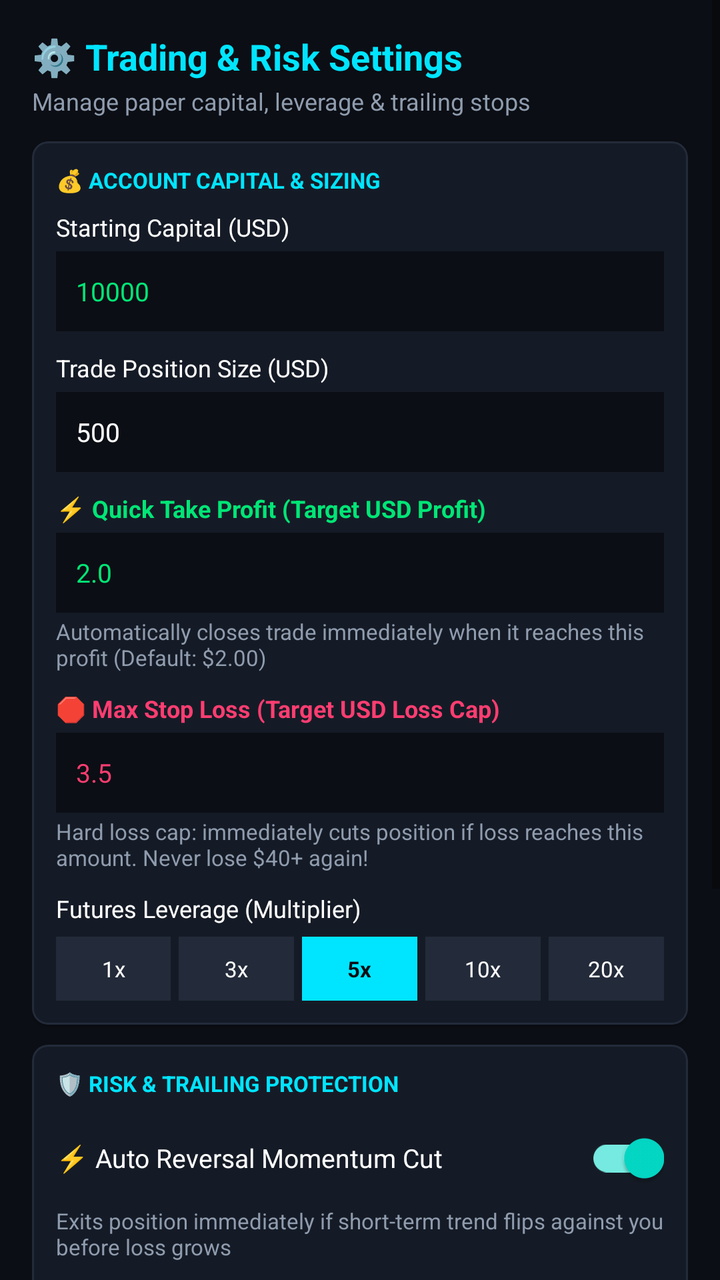
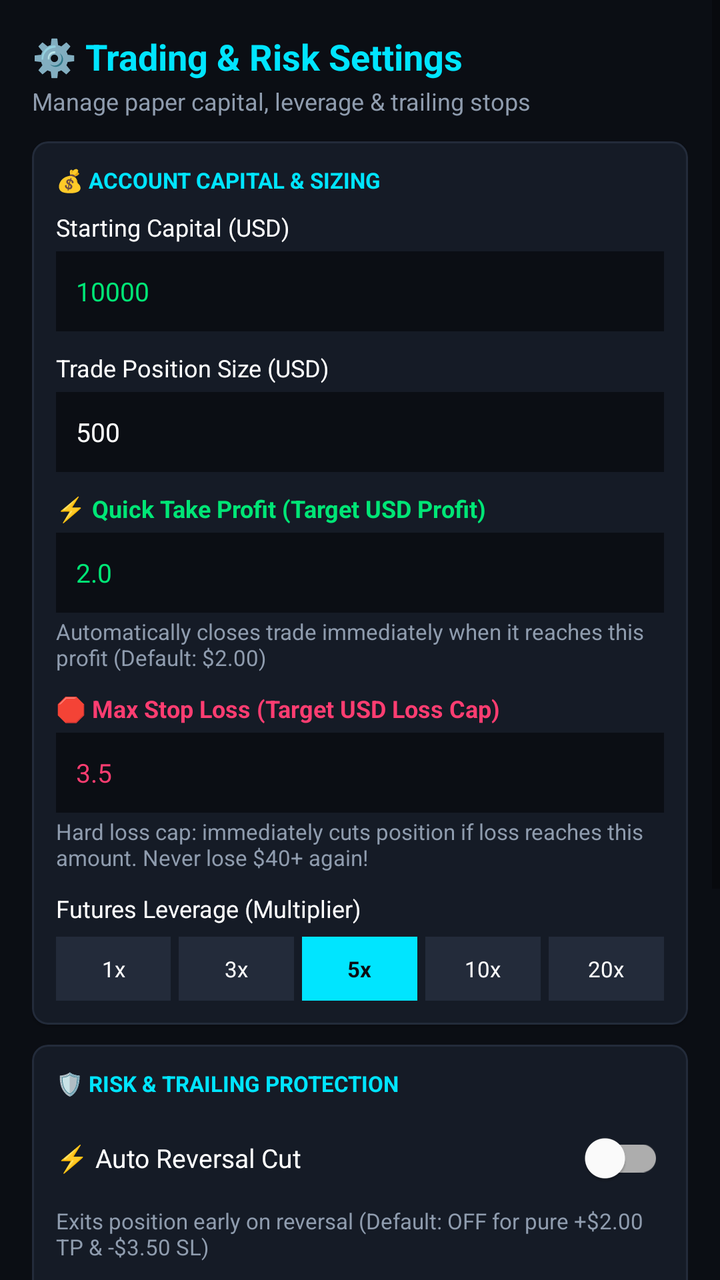

Before-and-after screenshots of an Android layout around one commit, followed by the original layout XML and the change that was made.
<!-- AndroidManifest.xml: application theme Theme.CryptoSentinel -->
<!-- res/layout/dialog_settings.xml -->
<?xml version="1.0" encoding="utf-8"?>
<ScrollView xmlns:android="http://schemas.android.com/apk/res/android"
    xmlns:app="http://schemas.android.com/apk/res-auto"
    android:layout_width="match_parent"
    android:layout_height="wrap_content"
    android:background="@color/bg_dark">

    <LinearLayout
        android:layout_width="match_parent"
        android:layout_height="wrap_content"
        android:orientation="vertical"
        android:padding="16dp">

        
        <TextView
            android:layout_width="wrap_content"
            android:layout_height="wrap_content"
            android:text="⚙️ Trading &amp; Risk Settings"
            android:textColor="@color/primary_cyan"
            android:textSize="18sp"
            android:textStyle="bold" />

        <TextView
            android:layout_width="wrap_content"
            android:layout_height="wrap_content"
            android:layout_marginTop="2dp"
            android:text="Manage paper capital, leverage &amp; trailing stops"
            android:textColor="@color/text_dim"
            android:textSize="12sp" />

        
        <com.google.android.material.card.MaterialCardView
            android:layout_width="match_parent"
            android:layout_height="wrap_content"
            android:layout_marginTop="12dp"
            app:cardBackgroundColor="@color/card_bg"
            app:cardCornerRadius="8dp"
            app:strokeColor="@color/card_border"
            app:strokeWidth="1dp">

            <LinearLayout
                android:layout_width="match_parent"
                android:layout_height="wrap_content"
                android:orientation="vertical"
                android:padding="12dp">

                <TextView
                    android:layout_width="wrap_content"
                    android:layout_height="wrap_content"
                    android:text="💰 ACCOUNT CAPITAL &amp; SIZING"
                    android:textColor="@color/primary_cyan"
                    android:textSize="11sp"
                    android:textStyle="bold" />

                
                <TextView
                    android:layout_width="wrap_content"
                    android:layout_height="wrap_content"
                    android:layout_marginTop="8dp"
                    android:text="Starting Capital (USD)"
                    android:textColor="@color/text_white"
                    android:textSize="12sp" />

                <EditText
                    android:id="@+id/etStartingBalance"
                    android:layout_width="match_parent"
                    android:layout_height="40dp"
                    android:layout_marginTop="4dp"
                    android:background="@color/bg_dark"
                    android:inputType="numberDecimal"
                    android:paddingHorizontal="10dp"
                    android:text="10000"
                    android:textColor="@color/neon_green"
                    android:textSize="13sp" />

                
                <TextView
                    android:layout_width="wrap_content"
                    android:layout_height="wrap_content"
                    android:layout_marginTop="10dp"
                    android:text="Trade Position Size (USD)"
                    android:textColor="@color/text_white"
                    android:textSize="12sp" />

                <EditText
                    android:id="@+id/etPositionSize"
                    android:layout_width="match_parent"
                    android:layout_height="40dp"
                    android:layout_marginTop="4dp"
                    android:background="@color/bg_dark"
                    android:inputType="numberDecimal"
                    android:paddingHorizontal="10dp"
                    android:text="500"
                    android:textColor="@color/text_white"
                    android:textSize="13sp" />

                
                <TextView
                    android:layout_width="wrap_content"
                    android:layout_height="wrap_content"
                    android:layout_marginTop="10dp"
                    android:text="⚡ Quick Take Profit (Target USD Profit)"
                    android:textColor="@color/neon_green"
                    android:textSize="12sp"
                    android:textStyle="bold" />

                <EditText
                    android:id="@+id/etTargetProfit"
                    android:layout_width="match_parent"
                    android:layout_height="40dp"
                    android:layout_marginTop="4dp"
                    android:background="@color/bg_dark"
                    android:inputType="numberDecimal"
                    android:paddingHorizontal="10dp"
                    android:text="2.0"
                    android:textColor="@color/neon_green"
                    android:textSize="13sp" />

                <TextView
                    android:layout_width="wrap_content"
                    android:layout_height="wrap_content"
                    android:layout_marginTop="2dp"
                    android:text="Automatically closes trade immediately when it reaches this profit (Default: $2.00)"
                    android:textColor="@color/text_dim"
                    android:textSize="11sp" />

                
                <TextView
                    android:layout_width="wrap_content"
                    android:layout_height="wrap_content"
                    android:layout_marginTop="10dp"
                    android:text="🛑 Max Stop Loss (Target USD Loss Cap)"
                    android:textColor="@color/neon_red"
                    android:textSize="12sp"
                    android:textStyle="bold" />

                <EditText
                    android:id="@+id/etMaxLoss"
                    android:layout_width="match_parent"
                    android:layout_height="40dp"
                    android:layout_marginTop="4dp"
                    android:background="@color/bg_dark"
                    android:inputType="numberDecimal"
                    android:paddingHorizontal="10dp"
                    android:text="3.5"
                    android:textColor="@color/neon_red"
                    android:textSize="13sp" />

                <TextView
                    android:layout_width="wrap_content"
                    android:layout_height="wrap_content"
                    android:layout_marginTop="2dp"
                    android:text="Hard loss cap: immediately cuts position if loss reaches this amount. Never lose $40+ again!"
                    android:textColor="@color/text_dim"
                    android:textSize="11sp" />

                
                <TextView
                    android:layout_width="wrap_content"
                    android:layout_height="wrap_content"
                    android:layout_marginTop="10dp"
                    android:text="Futures Leverage (Multiplier)"
                    android:textColor="@color/text_white"
                    android:textSize="12sp" />

                <LinearLayout
                    android:layout_width="match_parent"
                    android:layout_height="wrap_content"
                    android:layout_marginTop="6dp"
                    android:orientation="horizontal">

                    <TextView
                        android:id="@+id/btnLev1"
                        android:layout_width="0dp"
                        android:layout_height="32dp"
                        android:layout_marginEnd="4dp"
                        android:layout_weight="1"
                        android:background="@color/card_border"
                        android:gravity="center"
                        android:text="1x"
                        android:textColor="@color/text_white"
                        android:textSize="11sp" />

                    <TextView
                        android:id="@+id/btnLev3"
                        android:layout_width="0dp"
                        android:layout_height="32dp"
                        android:layout_marginEnd="4dp"
                        android:layout_weight="1"
                        android:background="@color/card_border"
                        android:gravity="center"
                        android:text="3x"
                        android:textColor="@color/text_white"
                        android:textSize="11sp" />

                    <TextView
                        android:id="@+id/btnLev5"
                        android:layout_width="0dp"
                        android:layout_height="32dp"
                        android:layout_marginEnd="4dp"
                        android:layout_weight="1"
                        android:background="@color/primary_cyan"
                        android:gravity="center"
                        android:text="5x"
                        android:textColor="@color/bg_dark"
                        android:textStyle="bold"
                        android:textSize="11sp" />

                    <TextView
                        android:id="@+id/btnLev10"
                        android:layout_width="0dp"
                        android:layout_height="32dp"
                        android:layout_marginEnd="4dp"
                        android:layout_weight="1"
                        android:background="@color/card_border"
                        android:gravity="center"
                        android:text="10x"
                        android:textColor="@color/text_white"
                        android:textSize="11sp" />

                    <TextView
                        android:id="@+id/btnLev20"
                        android:layout_width="0dp"
                        android:layout_height="32dp"
                        android:layout_weight="1"
                        android:background="@color/card_border"
                        android:gravity="center"
                        android:text="20x"
                        android:textColor="@color/text_white"
                        android:textSize="11sp" />
                </LinearLayout>

            </LinearLayout>
        </com.google.android.material.card.MaterialCardView>

        
        <com.google.android.material.card.MaterialCardView
            android:layout_width="match_parent"
            android:layout_height="wrap_content"
            android:layout_marginTop="10dp"
            app:cardBackgroundColor="@color/card_bg"
            app:cardCornerRadius="8dp"
            app:strokeColor="@color/card_border"
            app:strokeWidth="1dp">

            <LinearLayout
                android:layout_width="match_parent"
                android:layout_height="wrap_content"
                android:orientation="vertical"
                android:padding="12dp">

                <TextView
                    android:layout_width="wrap_content"
                    android:layout_height="wrap_content"
                    android:text="🛡️ RISK &amp; TRAILING PROTECTION"
                    android:textColor="@color/primary_cyan"
                    android:textSize="11sp"
                    android:textStyle="bold" />

                
                <com.google.android.material.switchmaterial.SwitchMaterial
                    android:id="@+id/switchReverseMacdCut"
                    android:layout_width="match_parent"
                    android:layout_height="wrap_content"
                    android:layout_marginTop="6dp"
                    android:checked="true"
                    android:text="⚡ Auto Reversal Momentum Cut"
                    android:textColor="@color/text_white"
                    android:textSize="13sp" />

                <TextView
                    android:layout_width="wrap_content"
                    android:layout_height="wrap_content"
                    android:text="Exits position immediately if short-term trend flips against you before loss grows"
                    android:textColor="@color/text_dim"
                    android:textSize="11sp" />

                
                <com.google.android.material.switchmaterial.SwitchMaterial
                    android:id="@+id/switchBreakEven"
                    android:layout_width="match_parent"
                    android:layout_height="wrap_content"
                    android:layout_marginTop="8dp"
                    android:checked="true"
                    android:text="Auto Break-Even at +1.5%"
                    android:textColor="@color/text_white"
                    android:textSize="13sp" />

                <TextView
                    android:layout_width="wrap_content"
                    android:layout_height="wrap_content"
                    android:text="Locks Stop-Loss to entry when price reaches +1.5% profit"
                    android:textColor="@color/text_dim"
                    android:textSize="11sp" />

                
                <com.google.android.material.switchmaterial.SwitchMaterial
                    android:id="@+id/switchTrailing"
                    android:layout_width="match_parent"
                    android:layout_height="wrap_content"
                    android:layout_marginTop="8dp"
                    android:checked="true"
                    android:text="Dynamic Trailing Stop (1.2%)"
                    android:textColor="@color/text_white"
                    android:textSize="13sp" />

                <TextView
                    android:layout_width="wrap_content"
                    android:layout_height="wrap_content"
                    android:text="Trails 1.2% behind the peak once trade exceeds +2.0% profit"
                    android:textColor="@color/text_dim"
                    android:textSize="11sp" />

            </LinearLayout>
        </com.google.android.material.card.MaterialCardView>

        
        <com.google.android.material.button.MaterialButton
            android:id="@+id/btnResetPaper"
            style="@style/Widget.Material3.Button.OutlinedButton"
            android:layout_width="match_parent"
            android:layout_height="wrap_content"
            android:layout_marginTop="12dp"
            android:text="🔄 Reset Account Balance &amp; History"
            android:textColor="@color/neon_red"
            android:textSize="12sp"
            app:strokeColor="@color/neon_red" />

        
        <LinearLayout
            android:layout_width="match_parent"
            android:layout_height="wrap_content"
            android:layout_marginTop="14dp"
            android:orientation="horizontal">

            <com.google.android.material.button.MaterialButton
                android:id="@+id/btnSaveSettings"
                android:layout_width="0dp"
                android:layout_height="wrap_content"
                android:layout_marginEnd="8dp"
                android:layout_weight="1"
                android:backgroundTint="@color/primary_cyan"
                android:text="💾 Save Settings"
                android:textColor="@color/bg_dark"
                android:textStyle="bold"
                android:textSize="12sp" />

            <com.google.android.material.button.MaterialButton
                android:id="@+id/btnCancelSettings"
                style="@style/Widget.Material3.Button.OutlinedButton"
                android:layout_width="wrap_content"
                android:layout_height="wrap_content"
                android:text="Cancel"
                android:textColor="@color/text_dim"
                android:textSize="12sp" />
        </LinearLayout>

    </LinearLayout>
</ScrollView>
<!-- resources referenced by this layout -->
<resources>
  <color name="bg_dark">#0B0E14</color>
  <color name="card_bg">#151B26</color>
  <color name="card_border">#232B3A</color>
  <color name="neon_green">#00E676</color>
  <color name="neon_red">#FF3D71</color>
  <color name="primary_cyan">#00E5FF</color>
  <color name="text_dim">#8F9CAE</color>
  <color name="text_white">#FFFFFF</color>
  <style name="Theme.CryptoSentinel" parent="Theme.MaterialComponents.DayNight.NoActionBar">
          <item name="colorPrimary">@color/primary_cyan</item>
          <item name="colorPrimaryVariant">@color/primary_cyan</item>
          <item name="colorOnPrimary">@color/bg_dark</item>
          <item name="android:windowBackground">@color/bg_dark</item>
          <item name="android:statusBarColor">@color/bg_dark</item>
          <item name="android:navigationBarColor">@color/bg_dark</item>
      </style>
</resources>

<!-- the commit's change to res/layout/dialog_settings.xml (unified diff, before → after) -->
@@ -263,15 +263,15 @@
                     android:layout_width="match_parent"
                     android:layout_height="wrap_content"
                     android:layout_marginTop="6dp"
-                    android:checked="true"
-                    android:text="⚡ Auto Reversal Momentum Cut"
-                    android:textColor="@color/text_white"
-                    android:textSize="13sp" />
-
-                <TextView
-                    android:layout_width="wrap_content"
-                    android:layout_height="wrap_content"
-                    android:text="Exits position immediately if short-term trend flips against you before loss grows"
+                    android:checked="false"
+                    android:text="⚡ Auto Reversal Cut"
+                    android:textColor="@color/text_white"
+                    android:textSize="13sp" />
+
+                <TextView
+                    android:layout_width="wrap_content"
+                    android:layout_height="wrap_content"
+                    android:text="Exits position early on reversal (Default: OFF for pure +$2.00 TP &amp; -$3.50 SL)"
                     android:textColor="@color/text_dim"
                     android:textSize="11sp" />
 
